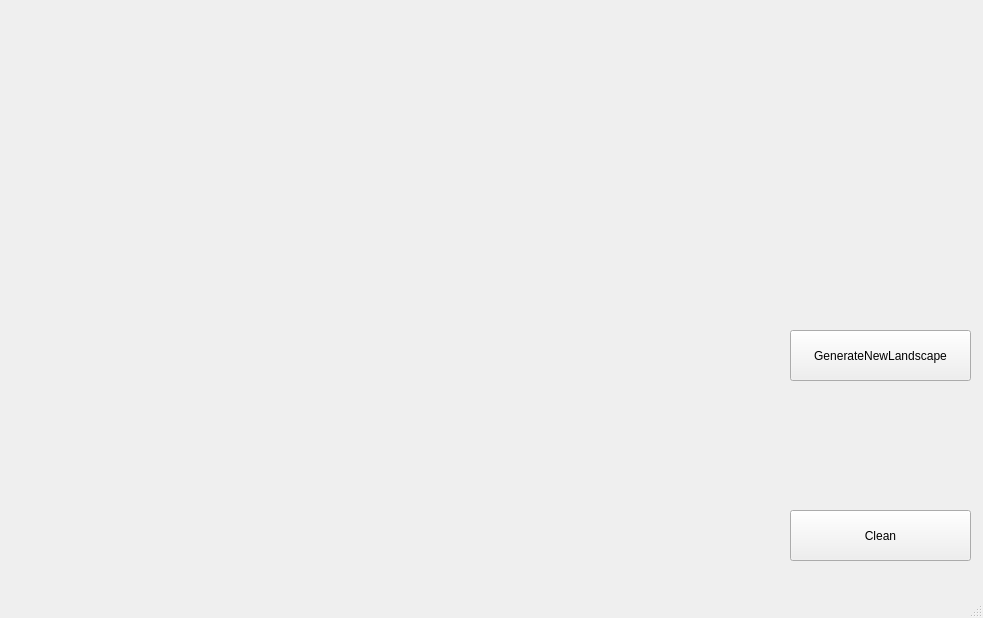
Inlucker/LandscapeTest, file Test1/mainwindow.ui: the form before one commit.
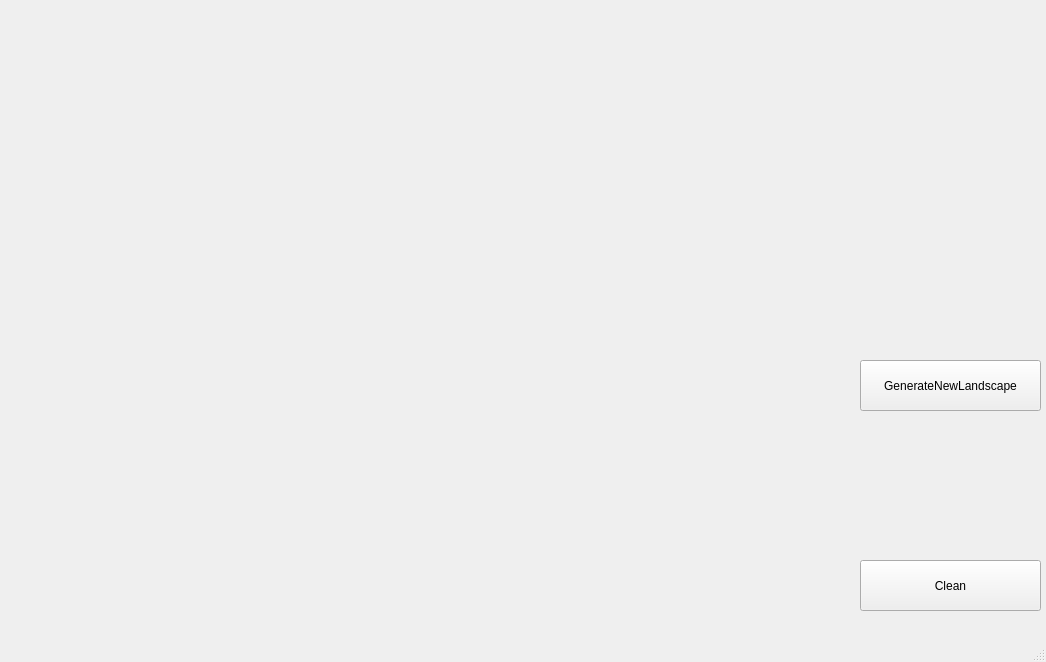
The form after the commit.

```diff
--- a/Test1/mainwindow.ui
+++ b/Test1/mainwindow.ui
@@ -6,8 +6,8 @@
    <rect>
     <x>0</x>
     <y>0</y>
-    <width>983</width>
-    <height>618</height>
+    <width>1046</width>
+    <height>662</height>
    </rect>
   </property>
   <property name="windowTitle">
@@ -19,8 +19,8 @@
      <rect>
       <x>10</x>
       <y>10</y>
-      <width>771</width>
-      <height>551</height>
+      <width>841</width>
+      <height>601</height>
      </rect>
     </property>
     <layout class="QGridLayout" name="gridLayout"/>
@@ -28,8 +28,8 @@
    <widget class="QPushButton" name="clean_btn">
     <property name="geometry">
      <rect>
-      <x>790</x>
-      <y>510</y>
+      <x>860</x>
+      <y>560</y>
       <width>181</width>
       <height>51</height>
      </rect>
@@ -41,8 +41,8 @@
    <widget class="QPushButton" name="gen_btn">
     <property name="geometry">
      <rect>
-      <x>790</x>
-      <y>330</y>
+      <x>860</x>
+      <y>360</y>
       <width>181</width>
       <height>51</height>
      </rect>
```
Left out of the diff: 2 changed lines with no effect on the pictures.
